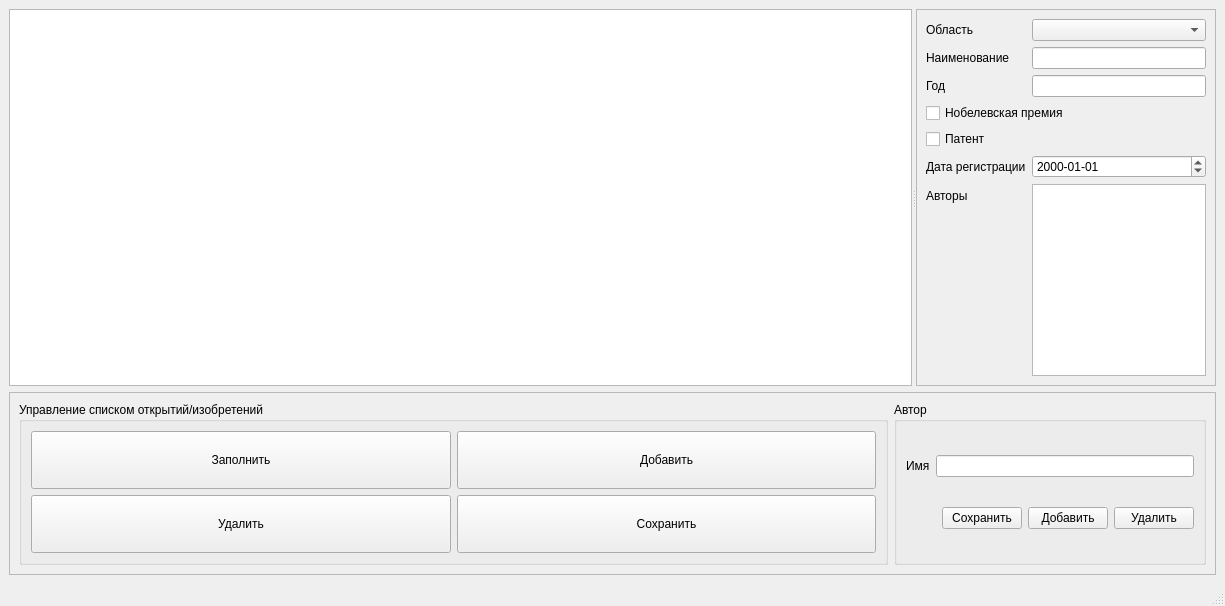
The window that C++/Qt/3labs/solutions/inventions-v4/mainwindow.ui (sirvickr/homework) describes before a commit, drawn with Qt 5.
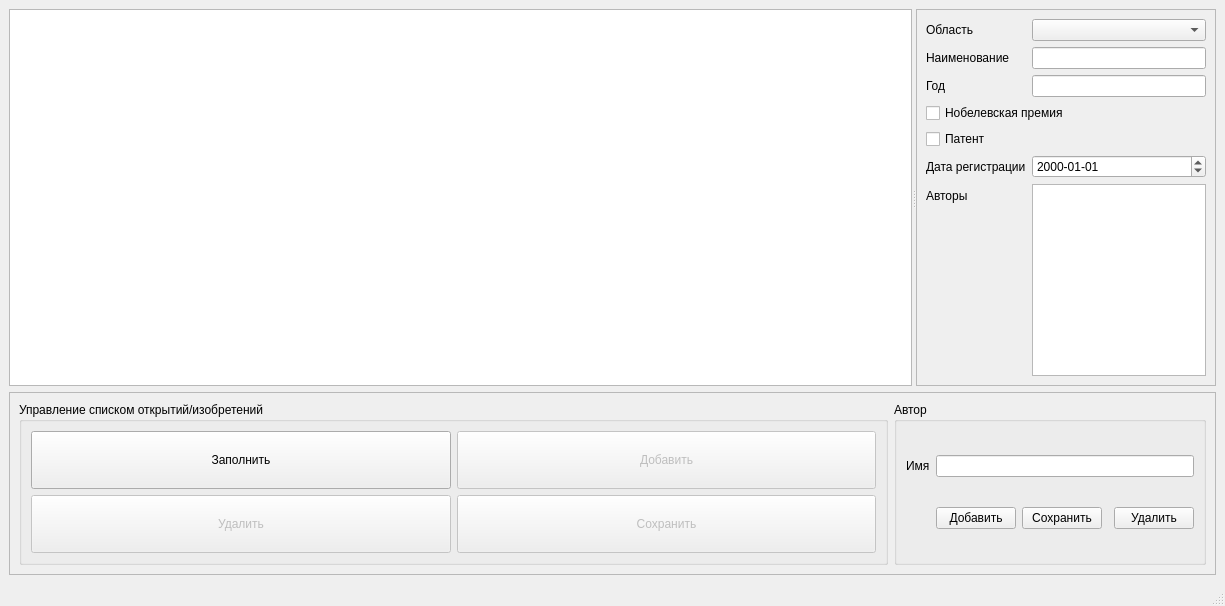
The same window after the commit.

```diff
--- a/C++/Qt/3labs/solutions/inventions-v4/mainwindow.ui
+++ b/C++/Qt/3labs/solutions/inventions-v4/mainwindow.ui
@@ -184,6 +184,9 @@
           </item>
           <item row="0" column="1">
            <widget class="QPushButton" name="btnAdd">
+            <property name="enabled">
+             <bool>false</bool>
+            </property>
             <property name="sizePolicy">
              <sizepolicy hsizetype="Minimum" vsizetype="Preferred">
               <horstretch>0</horstretch>
@@ -197,6 +200,9 @@
           </item>
           <item row="1" column="1">
            <widget class="QPushButton" name="btnSave">
+            <property name="enabled">
+             <bool>false</bool>
+            </property>
             <property name="sizePolicy">
              <sizepolicy hsizetype="Minimum" vsizetype="Preferred">
               <horstretch>0</horstretch>
@@ -210,6 +216,9 @@
           </item>
           <item row="1" column="0">
            <widget class="QPushButton" name="btnDelete">
+            <property name="enabled">
+             <bool>false</bool>
+            </property>
             <property name="sizePolicy">
              <sizepolicy hsizetype="Minimum" vsizetype="Preferred">
               <horstretch>0</horstretch>
@@ -259,19 +268,6 @@
           <item row="0" column="1" colspan="4">
            <widget class="QLineEdit" name="txtAuthor"/>
           </item>
-          <item row="1" column="3">
-           <widget class="QPushButton" name="btnAddAuthor">
-            <property name="sizePolicy">
-             <sizepolicy hsizetype="Fixed" vsizetype="Fixed">
-              <horstretch>0</horstretch>
-              <verstretch>0</verstretch>
-             </sizepolicy>
-            </property>
-            <property name="text">
-             <string>Добавить</string>
-            </property>
-           </widget>
-          </item>
           <item row="1" column="2">
            <widget class="QPushButton" name="btnSaveAuthor">
             <property name="sizePolicy">
@@ -285,6 +281,19 @@
             </property>
            </widget>
           </item>
+          <item row="1" column="1">
+           <widget class="QPushButton" name="btnAddAuthor">
+            <property name="sizePolicy">
+             <sizepolicy hsizetype="Fixed" vsizetype="Fixed">
+              <horstretch>0</horstretch>
+              <verstretch>0</verstretch>
+             </sizepolicy>
+            </property>
+            <property name="text">
+             <string>Добавить</string>
+            </property>
+           </widget>
+          </item>
          </layout>
         </widget>
        </item>
```
